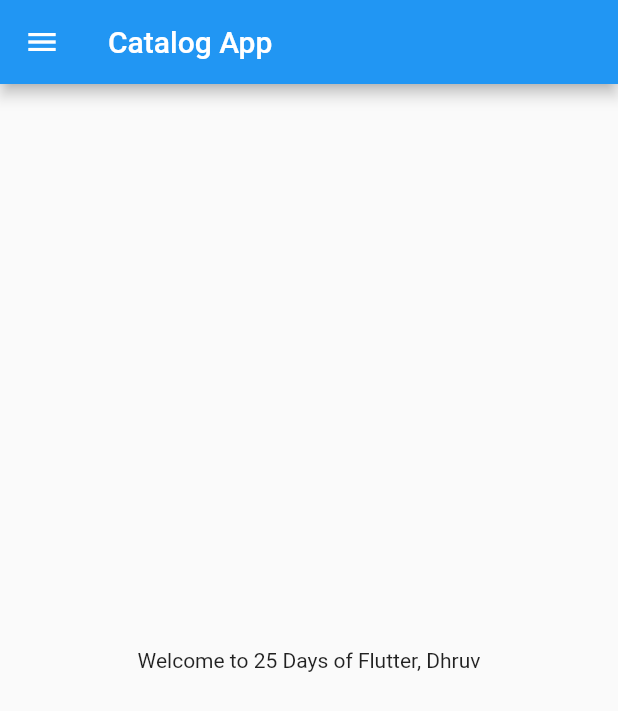
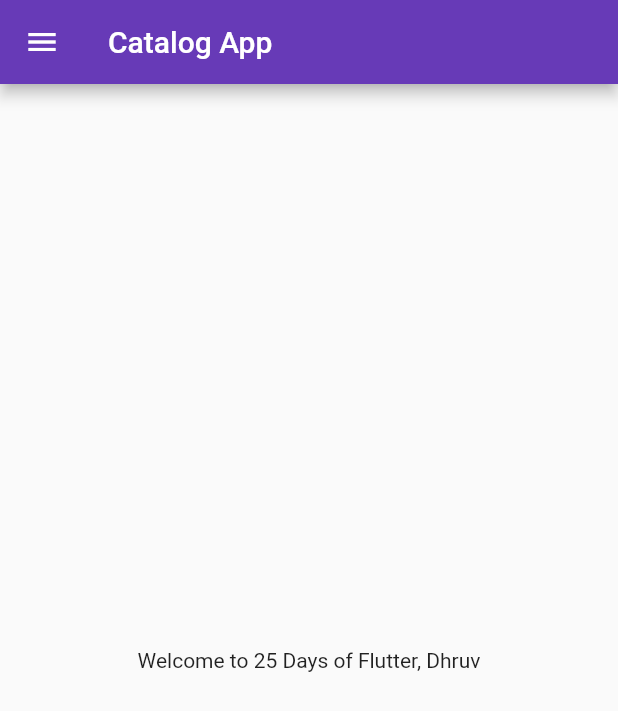
Before and after one commit to DhruvDalal/30daysofflutter, a Flutter app: the screen it shows after launch, on a phone screen of 412 x 824 dp. Shown: the top 711 px of the screen. Run offline on Flutter 3.47's test engine with Material 2 defaults, Android fonts, the phone set to English and light mode, and no system bars.

Commit message:
day 3 completed

```diff
--- a/lib/home_page.dart
+++ b/lib/Pages/home_page.dart
@@ -1,5 +1,6 @@
 import 'package:flutter/material.dart';
 
+// ignore: must_be_immutable
 class HomePage extends StatelessWidget {
   final int days = 25;
   String name = "Dhruv";
--- a/lib/main.dart
+++ b/lib/main.dart
@@ -1,10 +1,12 @@
 import 'package:flutter/material.dart';
-import 'package:flutter_catalog/home_page.dart';
+import 'package:flutter_catalog/Pages/home_page.dart';
+import 'package:flutter_catalog/Pages/login_page.dart';
 
 void main() {
   runApp(MyApp());
 }
 
+// ignore: must_be_immutable
 class MyApp extends StatelessWidget {
   double rate = 3.14;
   bool isMale = true;
@@ -12,7 +14,19 @@ class MyApp extends StatelessWidget {
   var day = "Tuesday";
   @override
   Widget build(BuildContext context) {
-    return MaterialApp(home: HomePage(),
-    debugShowCheckedModeBanner: false,);
+
+    return MaterialApp(
+      debugShowCheckedModeBanner: false,
+      themeMode: ThemeMode.light,
+      theme: ThemeData(primaryColor: Colors.deepPurple),
+      // themeMode: ThemeMode.dark,
+      // darkTheme: ThemeData(brightness: Brightness.dark),
+      initialRoute: "/home",
+      routes: {
+        "/": (context)=>LoginPage(),
+        "/home":(context)=>HomePage(),
+        "/login":(context)=>LoginPage(),
+      },
+    );
   }
 }
```
Also changed, not shown: lib/Pages/login_page.dart (added, +21 -0 lines).
